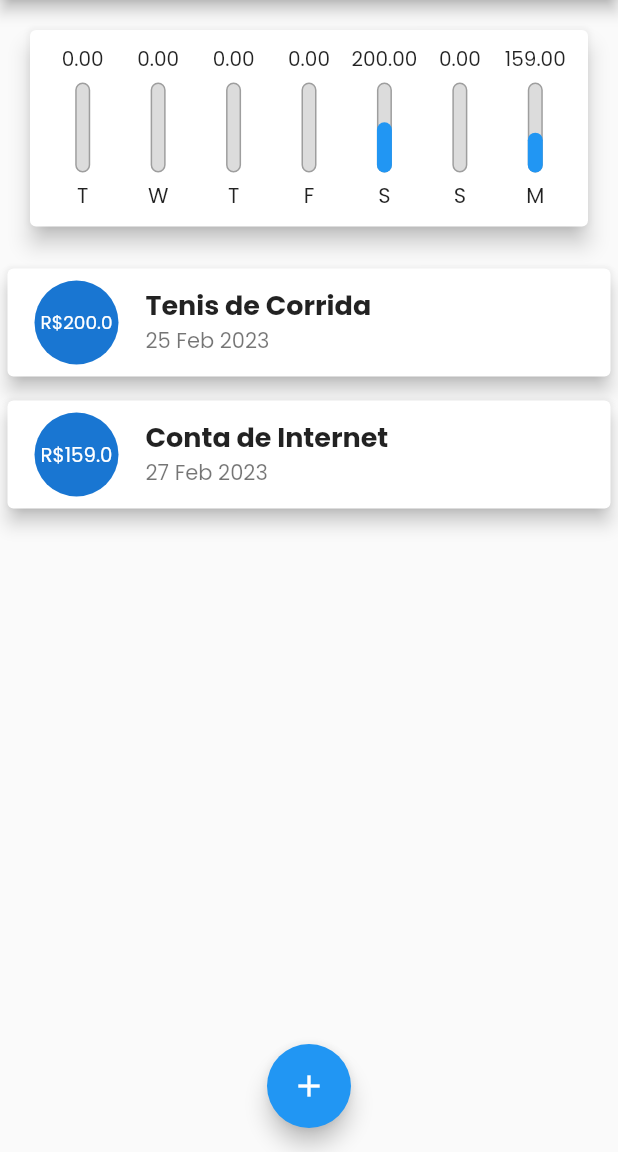
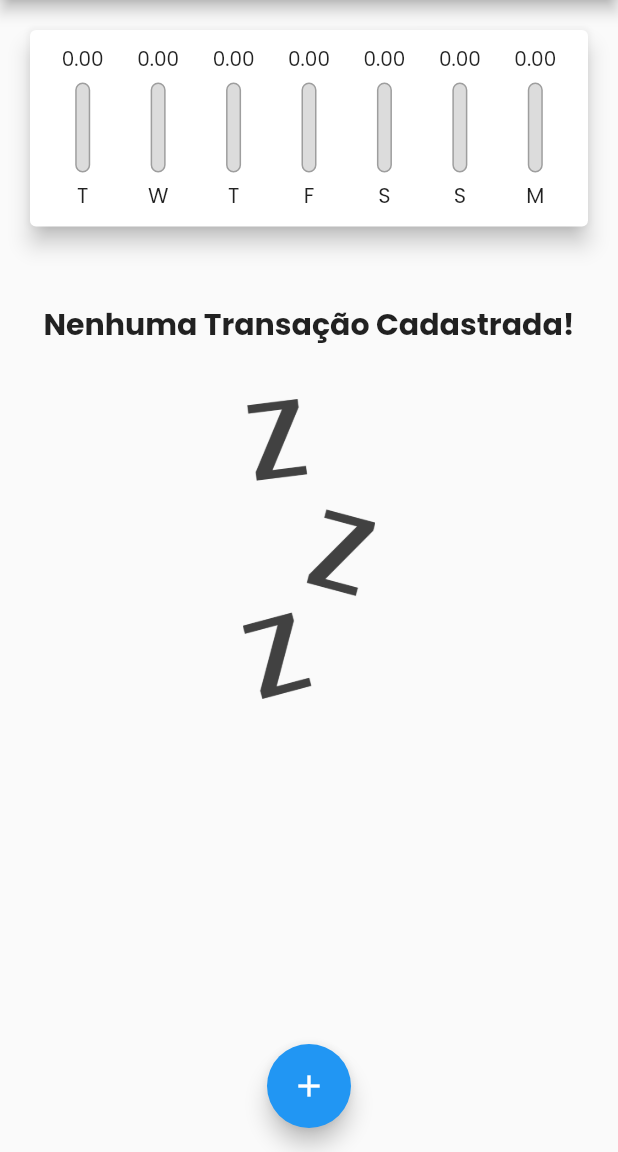
Before and after one commit to cauecbb/App-Despesas-Pessoais, a Flutter app: the screen it shows after launch, on a phone screen of 412 x 824 dp, the part 84-1236 px from its top. Run offline on Flutter 3.47's test engine with Material 2 defaults, Android fonts, the phone set to English and light mode, and no system bars.

```diff
--- a/lib/components/chart.dart
+++ b/lib/components/chart.dart
@@ -54,7 +54,9 @@
               child: ChartBar(
                 label: tr["day"],
                 value: tr['value'],
-                percentage: (tr["value"] as double) / _weekTotalValue,
+                percentage: _weekTotalValue == 0
+                    ? 0
+                    : (tr["value"] as double) / _weekTotalValue,
               ),
             );
           }).toList(),
--- a/lib/main.dart
+++ b/lib/main.dart
@@ -34,20 +34,7 @@
 }
 
 class _MyHomePageState extends State<MyHomePage> {
-  final List<Transaction> _transactions = [
-    Transaction(
-      id: "t1",
-      title: "Tenis de Corrida",
-      value: 200,
-      date: DateTime.now().subtract(const Duration(days: 2)),
-    ),
-    Transaction(
-      id: "c1",
-      title: "Conta de Internet",
-      value: 159,
-      date: DateTime.now(),
-    )
-  ];
+  final List<Transaction> _transactions = [];
 
   List<Transaction> get _recentTransactions {
     return _transactions.where((tr) {
```
Also changed, not shown: lib/components/transaction_form.dart (+50 -9 lines).
